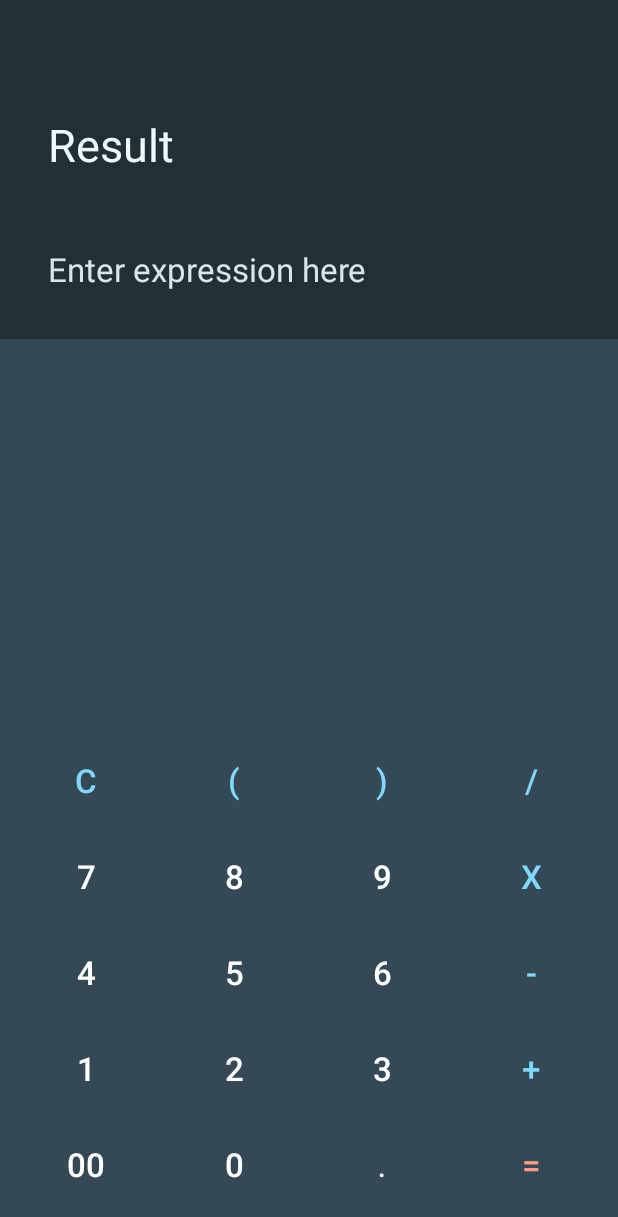
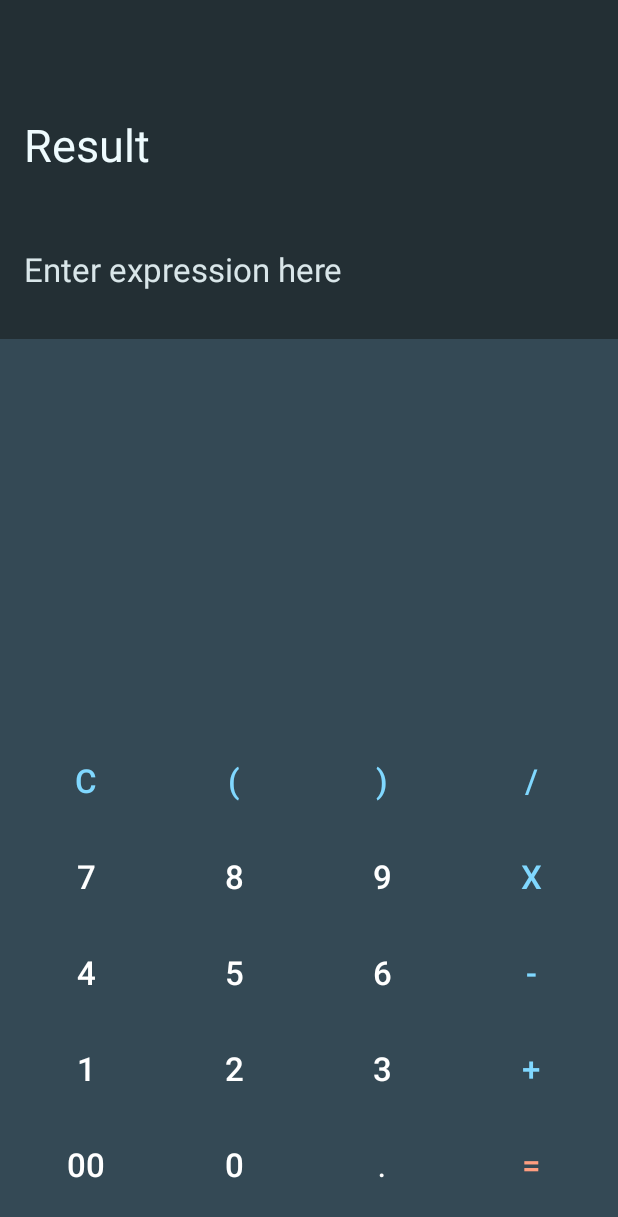
Before and after one commit to SatyenderSinghRana/Omnical, an Android app: the screen it shows after launch (MainActivity), on a phone screen of 412 x 824 dp. Shown: the top 1217 px of the screen. Run offline under Robolectric (Android 15) with nearby library versions, the phone set to English and light mode, and no system bars.

Commit message:
Update activity_main.xml

```diff
--- a/app/src/main/res/layout/activity_main.xml
+++ b/app/src/main/res/layout/activity_main.xml
@@ -5,15 +5,13 @@
     android:layout_width="match_parent"
     android:layout_height="match_parent"
     android:background="@color/app_background"
-    tools:context="com.example.omnical.MainActivity">
+    tools:context="com.calculator.omnical.MainActivity">
 
     <FrameLayout
         android:id="@+id/top_frame_layout"
         android:layout_width="match_parent"
         android:layout_height="wrap_content"
         android:background="@color/text_display_color"
-        android:paddingStart="@dimen/textview_padding_medium"
-        android:paddingEnd="@dimen/textview_padding_medium"
         android:paddingTop="@dimen/textview_padding_large"
         android:paddingBottom="@dimen/textview_padding_medium"
         app:layout_constraintEnd_toEndOf="parent"
```
